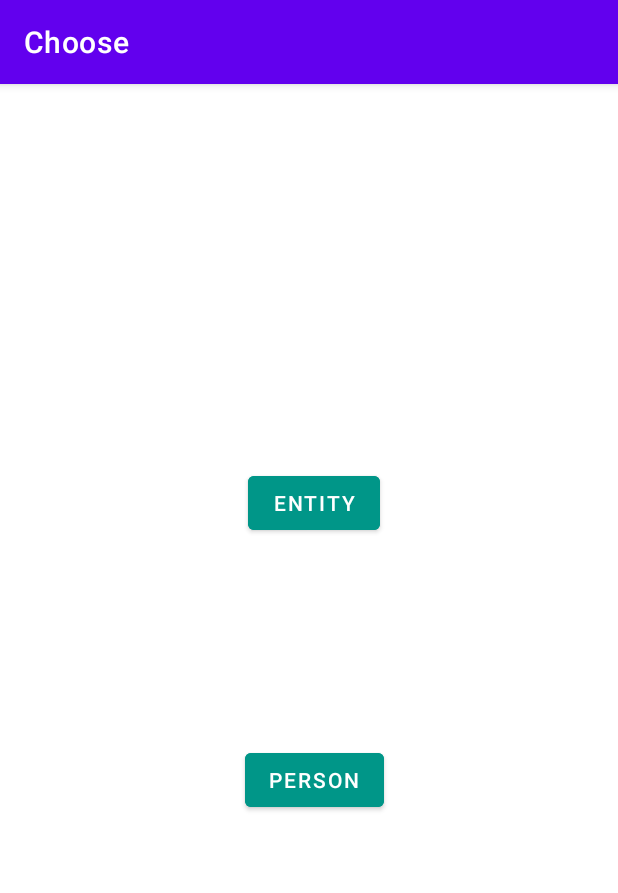
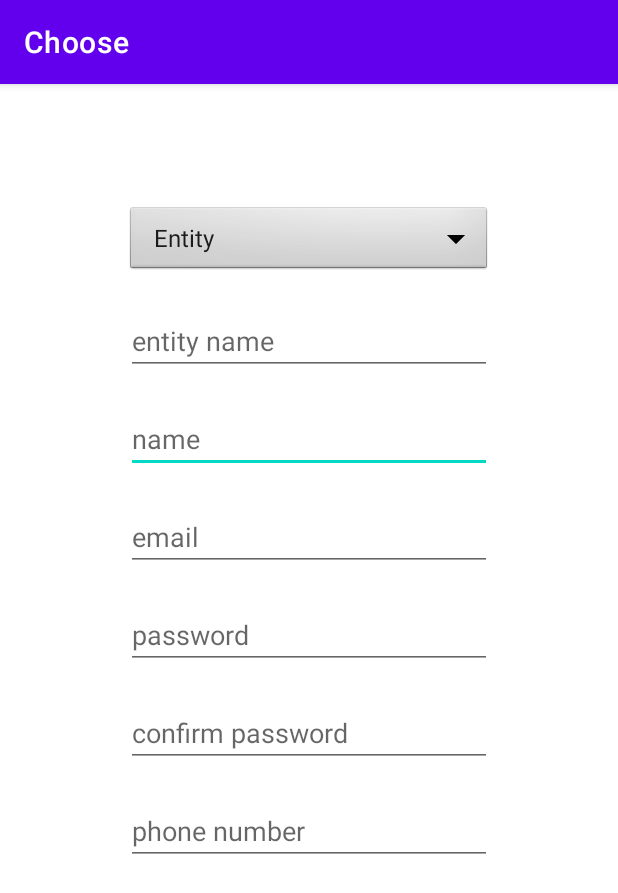
Before and after one commit to jf-moura/VOW-AndroidApp, an Android app: the RegisterChoose screen opened directly, with no data from a screen before it, on a phone screen of 412 x 824 dp. Shown: the top 893 px of the screen. Run offline under Robolectric (Android 15) with nearby library versions, the phone set to English and light mode, and no system bars.

Commit message:
update RegisterChoose

```diff
--- a/app/src/main/java/pt/vow/ui/login/LoginActivity.java
+++ b/app/src/main/java/pt/vow/ui/login/LoginActivity.java
@@ -25,7 +25,7 @@
 public class LoginActivity extends AppCompatActivity {
 
     private LoginViewModel loginViewModel;
-    private pt.vow.ui.login.LoginActivity mActivity;
+    private LoginActivity mActivity;
 
     @Override
     public void onCreate(Bundle savedInstanceState) {
--- a/app/src/main/java/pt/vow/ui/register/RegisterActivity.java
+++ b/app/src/main/java/pt/vow/ui/register/RegisterActivity.java
@@ -13,7 +13,7 @@ public class RegisterActivity extends AppCompatActivity {
     @Override
     protected void onCreate(Bundle savedInstanceState) {
         super.onCreate(savedInstanceState);
-        setContentView(R.layout.activity_frontpage);
+        setContentView(R.layout.activity_register);
     }
 
     public void onRegisterBtnCLick (View view){
--- a/app/src/main/java/pt/vow/ui/register/RegisterChoose.java
+++ b/app/src/main/java/pt/vow/ui/register/RegisterChoose.java
@@ -2,15 +2,55 @@ package pt.vow.ui.register;
 
 import androidx.appcompat.app.AppCompatActivity;
 
+import android.content.Intent;
 import android.os.Bundle;
+import android.view.View;
+import android.widget.AdapterView;
+import android.widget.ArrayAdapter;
+import android.widget.Button;
+import android.widget.EditText;
+import android.widget.Spinner;
+import android.widget.Toast;
 
 import pt.vow.R;
 
-public class RegisterChoose extends AppCompatActivity {
+
+public class RegisterChoose extends AppCompatActivity implements AdapterView.OnItemSelectedListener{
+
 
     @Override
-    protected void onCreate(Bundle savedInstanceState) {
-        super.onCreate(savedInstanceState);
-        setContentView(R.layout.activity_register_choose);
-    }
+        protected void onCreate(Bundle savedInstanceState) {
+            super.onCreate(savedInstanceState);
+            setContentView(R.layout.activity_register_choose);
+
+            Spinner spinner = findViewById(R.id.spinner1);
+            ArrayAdapter<CharSequence> adapter = ArrayAdapter.createFromResource(this,
+                    R.array.typeUser, android.R.layout.simple_spinner_item);
+            adapter.setDropDownViewResource(android.R.layout.simple_spinner_dropdown_item);
+            spinner.setAdapter(adapter);
+            spinner.setOnItemSelectedListener(this);
+        }
+
+        @Override
+        public void onItemSelected(AdapterView<?> parent, View view, int position, long id) {
+            String text = parent.getItemAtPosition(position).toString();
+            Toast.makeText(parent.getContext(), text, Toast.LENGTH_SHORT).show();
+            switch (position) {
+                case 0:
+                    EditText t = findViewById(R.id.editTextTextPersonName);
+
+                    t.setVisibility(view.VISIBLE);
+                    // Whatever you want to happen when the first item gets selected
+                    break;
+                case 1:
+                    // Whatever you want to happen when the second item gets selected
+                    EditText t2 = findViewById(R.id.editTextTextPersonName2);
+                    t2.setVisibility(view.VISIBLE);
+                    break;
+            }
+        }
+
+        @Override
+        public void onNothingSelected(AdapterView<?> parent) {
+        }
 }
--- a/app/src/main/res/layout/activity_register_choose.xml
+++ b/app/src/main/res/layout/activity_register_choose.xml
@@ -4,29 +4,109 @@
     xmlns:tools="http://schemas.android.com/tools"
     android:layout_width="match_parent"
     android:layout_height="match_parent"
-    tools:context="pt.vow.ui.register.RegisterChoose">
+    tools:context="pt.vow.ui.register.RegisterChoose"
+    tools:visibility="visible">
 
-    <Button
-        android:id="@+id/personBttn"
-        android:layout_width="wrap_content"
-        android:layout_height="wrap_content"
-        android:layout_marginBottom="280dp"
-        android:backgroundTint="#009688"
-        android:text="Person"
-        app:layout_constraintBottom_toBottomOf="parent"
-        app:layout_constraintEnd_toEndOf="@+id/entityBttn"
-        app:layout_constraintStart_toStartOf="@+id/entityBttn" />
 
-    <Button
-        android:id="@+id/entityBttn"
-        android:layout_width="wrap_content"
-        android:layout_height="wrap_content"
-        android:backgroundTint="#009688"
-        android:text="Entity"
-        app:layout_constraintBottom_toBottomOf="parent"
+    <ScrollView
+        android:layout_width="244dp"
+        android:layout_height="803dp"
         app:layout_constraintEnd_toEndOf="parent"
-        app:layout_constraintHorizontal_bias="0.51"
         app:layout_constraintStart_toStartOf="parent"
-        app:layout_constraintTop_toTopOf="parent"
-        app:layout_constraintVertical_bias="0.355" />
+        app:layout_constraintTop_toTopOf="parent">
+
+        <LinearLayout
+            android:layout_width="match_parent"
+            android:layout_height="wrap_content"
+            android:orientation="vertical">
+
+            <Spinner
+                android:id="@+id/spinner1"
+                android:layout_width="match_parent"
+                android:layout_height="match_parent"
+                android:layout_marginTop="80dp"
+                android:background="@android:drawable/btn_dropdown" />
+            <EditText
+                android:id="@+id/editTextTextPersonName"
+                android:layout_width="match_parent"
+                android:layout_height="match_parent"
+                android:layout_marginTop="20dp"
+                android:ems="10"
+                android:hint="entity name"
+                android:inputType="textPersonName"
+                android:visibility="gone"
+                tools:visibility="visible" />
+
+            <EditText
+                android:id="@+id/editTextTextPersonName2"
+                android:layout_width="match_parent"
+                android:layout_height="match_parent"
+                android:layout_marginTop="20dp"
+                android:ems="10"
+                android:hint="username"
+                android:inputType="textPersonName"
+                android:visibility="gone"
+                tools:visibility="visible" />
+
+            <EditText
+                android:id="@+id/editTextTextPersonName3"
+                android:layout_width="match_parent"
+                android:layout_height="match_parent"
+                android:layout_marginTop="20dp"
+                android:ems="10"
+                android:hint="name"
+                android:inputType="textPersonName"
+                android:visibility="visible"
+                tools:visibility="visible" />
+
+            <EditText
+                android:id="@+id/emailAddress"
+                android:layout_width="match_parent"
+                android:layout_height="match_parent"
+                android:layout_marginTop="20dp"
+                android:ems="10"
+                android:hint="email"
+                android:inputType="textEmailAddress"
+                android:visibility="visible"
+                tools:visibility="visible" />
+
+
+            <EditText
+                android:id="@+id/Entitypassword"
+                android:layout_width="match_parent"
+                android:layout_height="match_parent"
+                android:layout_marginTop="20dp"
+                android:ems="10"
+                android:hint="password"
+                android:inputType="textPassword"
+                android:visibility="visible"
+                tools:visibility="visible" />
+
+            <EditText
+                android:id="@+id/entityConfirmation"
+                android:layout_width="match_parent"
+                android:layout_height="match_parent"
+                android:layout_marginTop="20dp"
+                android:ems="10"
+                android:hint="confirm password"
+                android:inputType="textPassword"
+                android:visibility="visible"
+                tools:visibility="visible" />
+
+            <EditText
+                android:id="@+id/entityPhone"
+                android:layout_width="match_parent"
+                android:layout_height="wrap_content"
+                android:layout_marginTop="20dp"
+                android:ems="10"
+                android:hint="phone number"
+                android:inputType="phone"
+                android:visibility="visible"
+                tools:visibility="visible" />
+
+
+        </LinearLayout>
+    </ScrollView>
+
+
 </androidx.constraintlayout.widget.ConstraintLayout>
--- a/app/src/main/res/values/strings.xml
+++ b/app/src/main/res/values/strings.xml
@@ -10,6 +10,12 @@
     <string name="invalid_password">Password must be >5 characters</string>
     <string name="login_failed">"Login failed"</string>
     <string name="title_activity_scrolling">ScrollingActivity</string>
+
+    <string-array name="typeUser">
+       <item>Entity</item>
+       <item>Person</item>
+    </string-array>
+
     <string name="large_text">
         "Material is the metaphor.\n\n"
 
```
